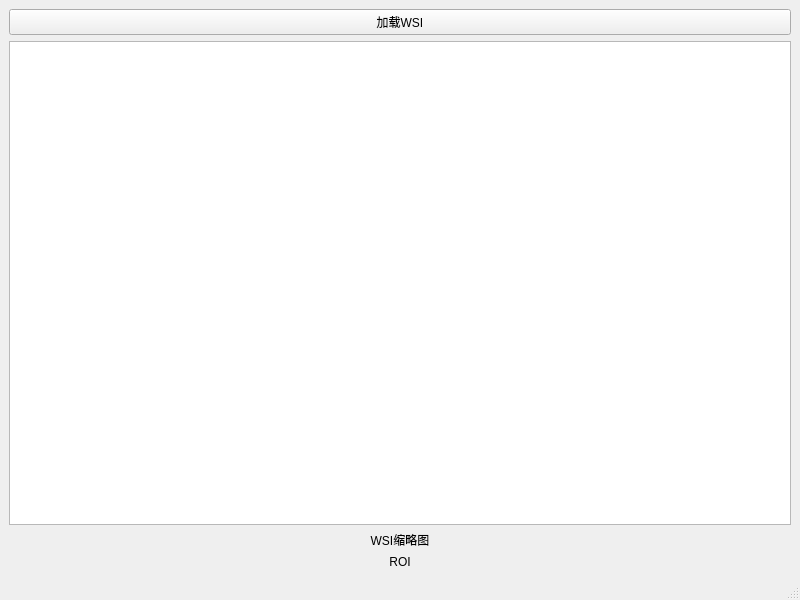
This is frontend/mainwindow.ui in Alex-Wzhhh/Lesson as Qt 5 draws it before an edit. The edited form follows.
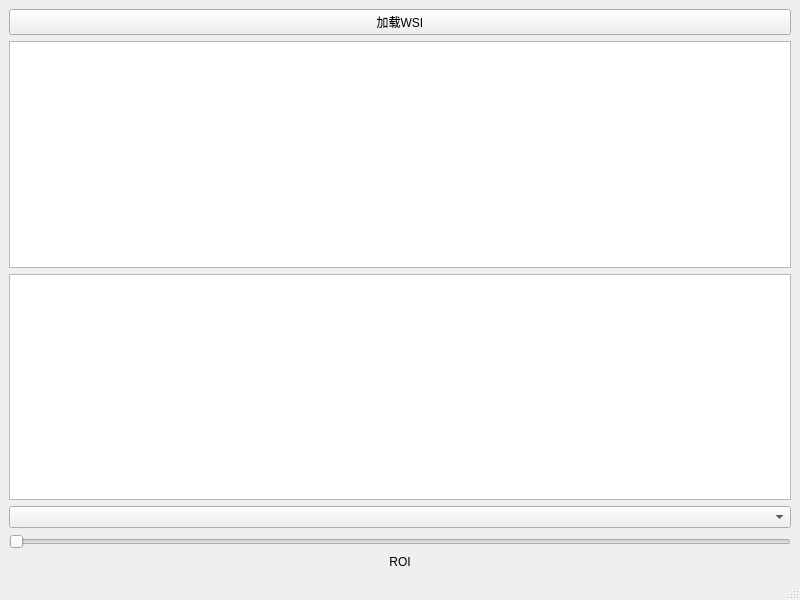
This is the edited form. Custom widgets are drawn as their Qt base class.

```diff
--- a/frontend/mainwindow.ui
+++ b/frontend/mainwindow.ui
@@ -26,12 +26,15 @@
      <widget class="QPlainTextEdit" name="resultTextEdit"/>
     </item>
     <item>
-     <widget class="ImageLabel" name="wsiLabel">
-      <property name="text">
-       <string>WSI缩略图</string>
-      </property>
-      <property name="alignment">
-       <set>Qt::AlignCenter</set>
+      <widget class="WSIViewer" name="wsiView"/>
+    </item>
+    <item>
+     <widget class="QComboBox" name="comboLevel"/>
+    </item>
+    <item>
+     <widget class="QSlider" name="sliderLevel">
+      <property name="orientation">
+       <enum>Qt::Horizontal</enum>
       </property>
      </widget>
     </item>
@@ -61,9 +64,9 @@
 </widget>
  <customwidgets>
   <customwidget>
-   <class>ImageLabel</class>
-   <extends>QLabel</extends>
-   <header>imagelabel.h</header>
+   <class>WSIViewer</class>
+   <extends>QGraphicsView</extends>
+   <header>wsiviewer.h</header>
   </customwidget>
  </customwidgets>
  <resources/>
```
